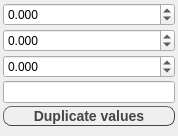
Qt form Rragraph/src/AxisPlotSettings.ui (rasmadeus/Rragraph) before a commit.
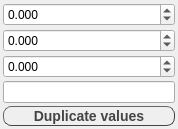
The same form after that commit.

Commit message: Remake axisPlotSettings interface

Diff of the .ui file:
```diff
--- a/Rragraph/src/AxisPlotSettings.ui
+++ b/Rragraph/src/AxisPlotSettings.ui
@@ -7,9 +7,15 @@
     <x>0</x>
     <y>0</y>
     <width>178</width>
-    <height>136</height>
+    <height>121</height>
    </rect>
   </property>
+  <property name="sizePolicy">
+   <sizepolicy hsizetype="Preferred" vsizetype="Minimum">
+    <horstretch>0</horstretch>
+    <verstretch>0</verstretch>
+   </sizepolicy>
+  </property>
   <property name="minimumSize">
    <size>
     <width>0</width>
```
The commit also changes 17 other files.
